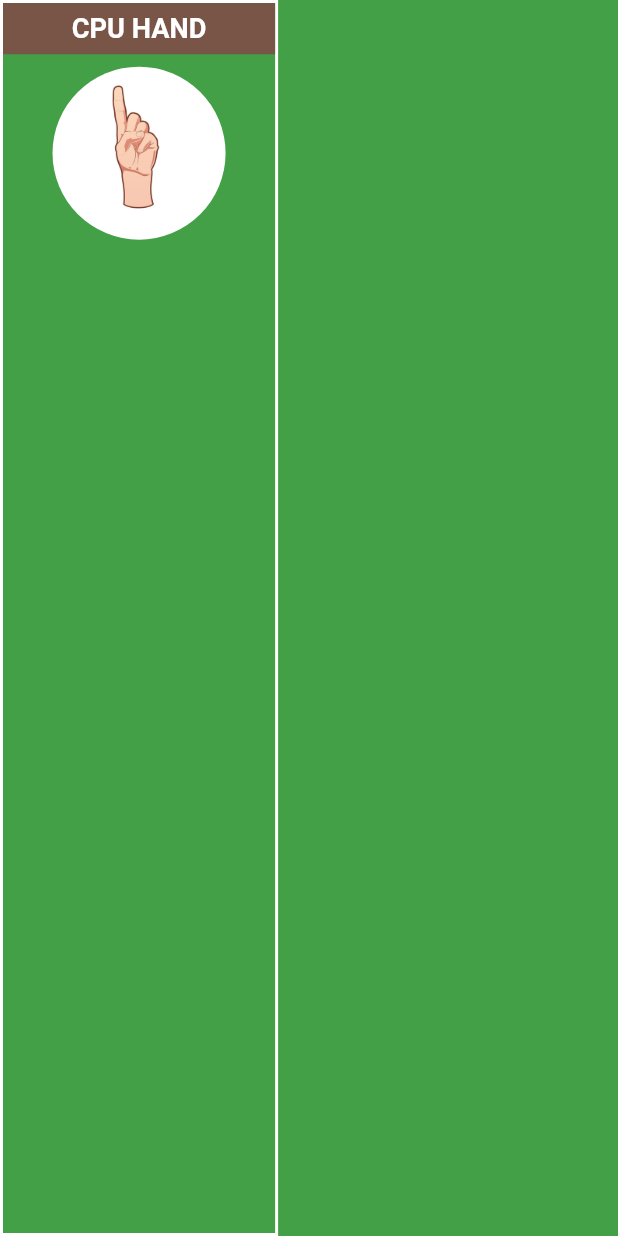
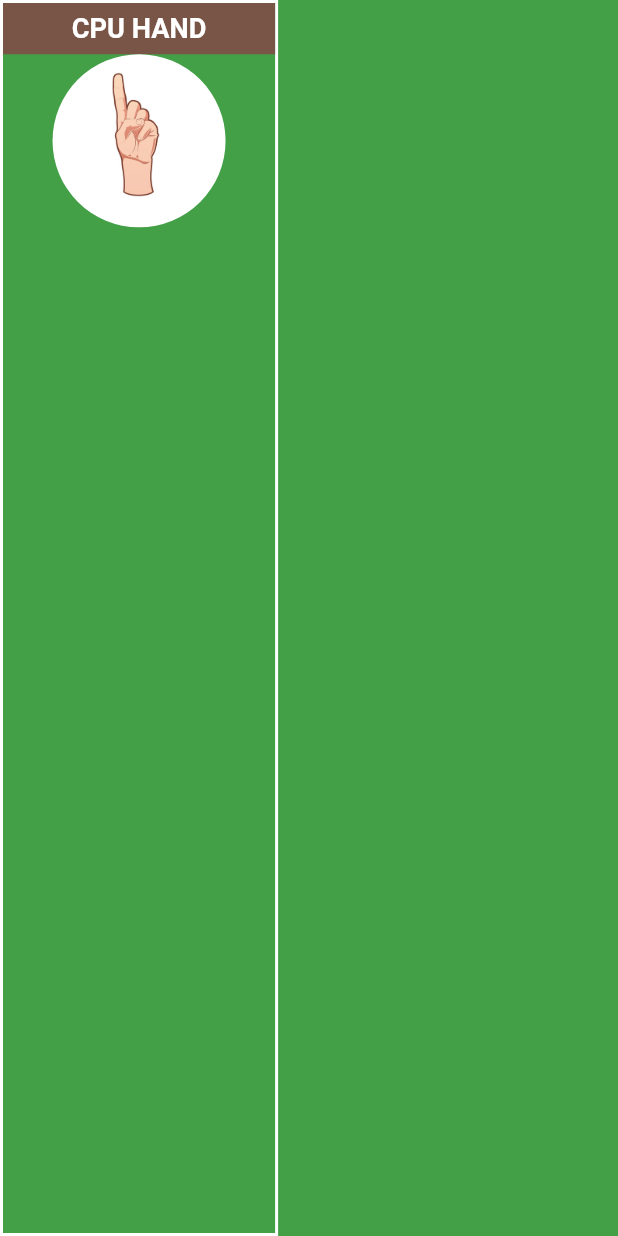
Before and after one commit to Kyoshiin/Hand-Cricket, a Flutter app: what buildHand() shows on an empty page, opened directly, on a phone screen of 412 x 824 dp. Run offline on Flutter 3.47's test engine with Material 2 defaults, Android fonts, the phone set to English and light mode, and no system bars.

Commit message:
Bat&Ball page UI updated

```diff
--- a/lib/components/HandArea.dart
+++ b/lib/components/HandArea.dart
@@ -24,13 +24,10 @@ class buildHand extends StatelessWidget {
 
           BuildHeader(heading:heading),
 
-          Padding(
-            padding: EdgeInsets.symmetric(vertical: Sc_width*0.02),
-            child: CircleAvatar(
-              radius: 0.14 * Sc_width,
-              backgroundColor: Colors.white,
-              child: Image.asset('images/$Handno.png',height: ImgSize),
-            ),
+          CircleAvatar(
+            radius: 0.14 * Sc_width,
+            backgroundColor: Colors.white,
+            child: Image.asset('images/$Handno.png',height: ImgSize),
           ),
         ],
       ),
--- a/lib/components/SelectionButton.dart
+++ b/lib/components/SelectionButton.dart
@@ -16,6 +16,7 @@ class SelecButton extends StatelessWidget {
       alignment: Alignment.center,
       width: MediaQuery.of(context).size.width * 0.4,
       child: RawMaterialButton(
+        splashColor: Colors.transparent,
         onPressed: ButtonAction,
         child: Padding(
           padding: EdgeInsets.all(8),
```
Also changed, not shown: lib/screens/batting_page.dart (+8 -3 lines), lib/screens/bowling_page.dart (+6 -2 lines).
